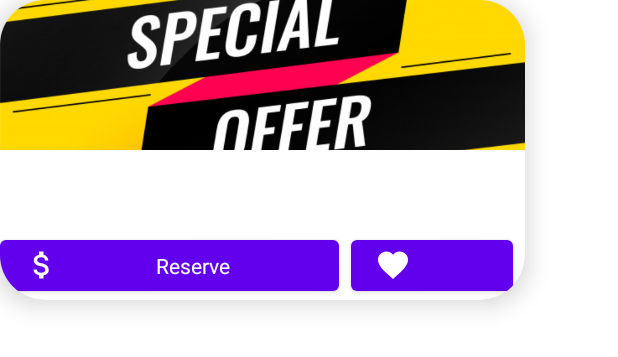
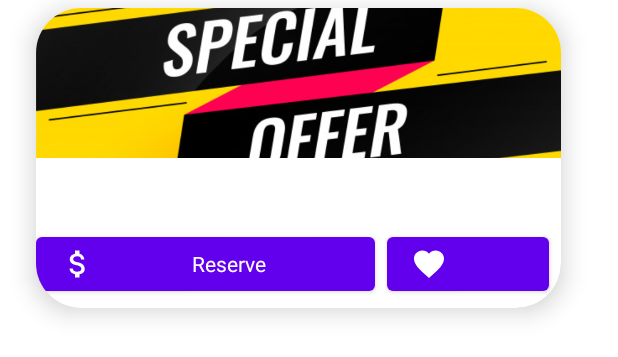
Before and after one commit to EzzAA7/AndroidCarDealership, an Android app: the layout special_offer.xml on its own in the app's theme, with its tools: preview values and no code run, on a phone screen of 412 x 824 dp. Shown: the top 357 px of the screen. Run offline under Robolectric (Android 15) with nearby library versions, the phone set to English and light mode, and no system bars.

Commit message:
updated specialOffer xml to add recycle (removed includes)

```diff
--- a/app/src/main/res/layout/special_offer.xml
+++ b/app/src/main/res/layout/special_offer.xml
@@ -1,22 +1,14 @@
 <?xml version="1.0" encoding="utf-8"?>
-<androidx.constraintlayout.widget.ConstraintLayout xmlns:android="http://schemas.android.com/apk/res/android"
+<androidx.cardview.widget.CardView xmlns:android="http://schemas.android.com/apk/res/android"
     xmlns:app="http://schemas.android.com/apk/res-auto"
     xmlns:tools="http://schemas.android.com/tools"
-    android:layout_width="match_parent"
-    android:layout_height="match_parent"
-    android:clipToPadding="false">
-
-    <androidx.cardview.widget.CardView
-        android:layout_width="350dp"
+     android:layout_width="350dp"
         android:layout_height="200dp"
         app:cardCornerRadius="30dp"
         app:cardElevation="10dp"
-        app:layout_constraintBottom_toBottomOf="parent"
-        app:layout_constraintEnd_toEndOf="parent"
-        app:layout_constraintHorizontal_bias="0.0"
-        app:layout_constraintStart_toStartOf="parent"
-        app:layout_constraintTop_toTopOf="parent"
-        app:layout_constraintVertical_bias="0.0">
+        android:layout_marginTop="5dp"
+        android:layout_marginBottom="10dp"
+        android:layout_marginLeft="24dp">
 
         <LinearLayout
             android:layout_width="match_parent"
@@ -31,37 +23,19 @@
 
             <LinearLayout
                 android:layout_width="match_parent"
-                android:layout_height="wrap_content"
+                android:layout_height="42dp"
                 android:orientation="horizontal">
 
                 <TextView
-                    android:id="@+id/info"
-                    android:layout_width="232dp"
-                    android:layout_height="wrap_content"
+                    android:id="@+id/tvInfo"
+                    android:layout_width="339dp"
+                    android:layout_height="match_parent"
                     android:text=" "
                     android:textAlignment="center"
                     android:textColor="#474343"
                     android:textSize="20dp" />
 
-                <TextView
-                    android:id="@+id/percentage"
-                    android:layout_width="86dp"
-                    android:layout_height="wrap_content"
-                    android:layout_marginTop="5dp"
-                    android:text=""
-                    android:textAlignment="center"
-                    android:textColor="#1E1E1E"
-                    android:textSize="20dp" />
             </LinearLayout>
-
-            <TextView
-                android:id="@+id/expiration"
-                android:layout_width="match_parent"
-                android:layout_height="wrap_content"
-                android:text=" "
-                android:textAlignment="center"
-                android:textColor="#FF5733"
-                android:textSize="15dp" />
 
             <LinearLayout
                 android:layout_width="match_parent"
@@ -69,7 +43,7 @@
                 android:orientation="horizontal">
 
                 <Button
-                    android:id="@+id/btnReserve"
+                    android:id="@+id/btnReserveSO"
                     style="@style/MaterialAlertDialog.MaterialComponents.Title.Icon"
                     android:layout_width="226dp"
                     android:layout_height="wrap_content"
@@ -78,7 +52,7 @@
                     app:icon="@drawable/ic_reserve" />
 
                 <Button
-                    android:id="@+id/btnFav"
+                    android:id="@+id/btnFavSO"
                     style="@style/MaterialAlertDialog.MaterialComponents.Title.Icon"
                     android:layout_width="match_parent"
                     android:layout_height="wrap_content"
@@ -86,6 +60,5 @@
             </LinearLayout>
 
         </LinearLayout>
-    </androidx.cardview.widget.CardView>
 
-</androidx.constraintlayout.widget.ConstraintLayout>
+</androidx.cardview.widget.CardView>
```
Also changed, not shown: app/src/main/res/layout/special_offers_fragment.xml (+9 -49 lines).
